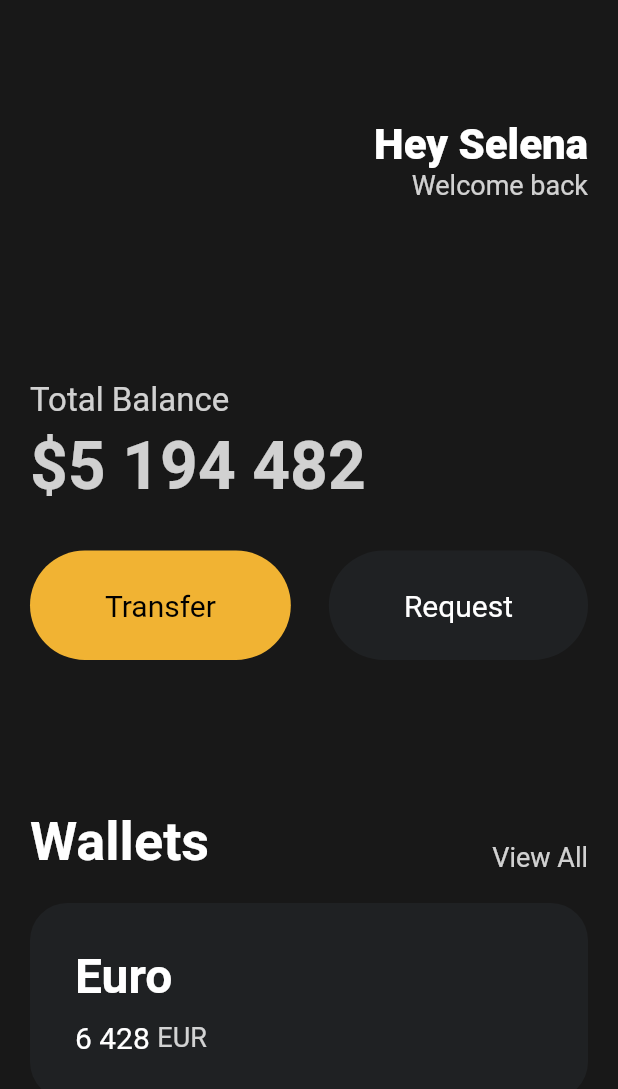
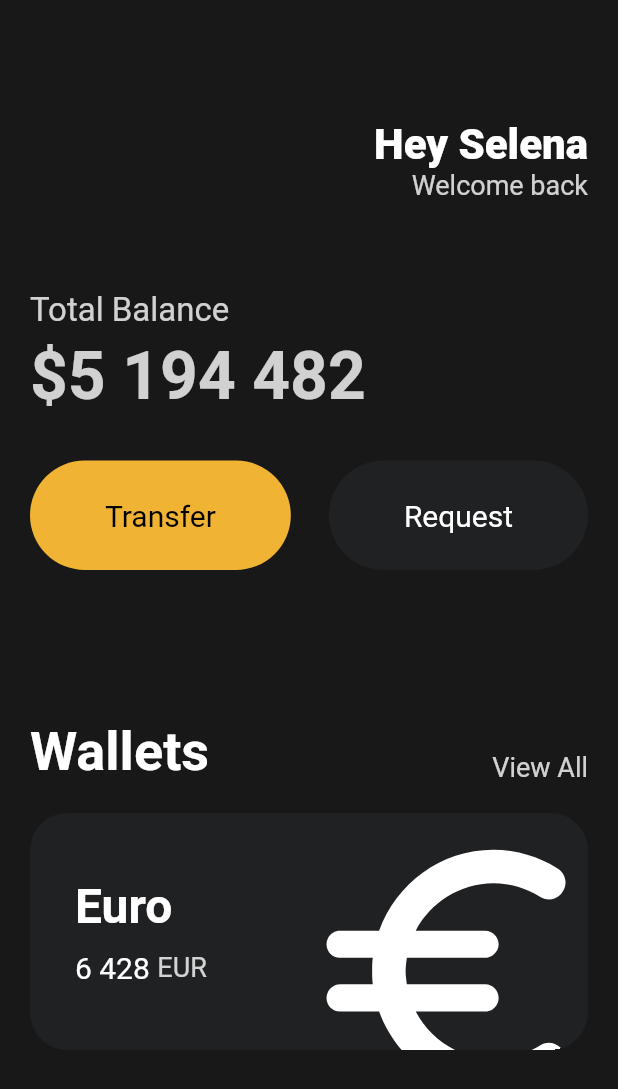
Before and after one commit to updaun/toonflix, a Flutter app: the screen it shows after launch, on a phone screen of 412 x 824 dp. Shown: the top 1089 px of the screen. Run offline on Flutter 3.47's test engine with Material 2 defaults, Android fonts, the phone set to English and light mode, and no system bars.

Commit message:
chore: icons and transforms

```diff
--- a/lib/main.dart
+++ b/lib/main.dart
@@ -47,7 +47,8 @@ class App extends StatelessWidget {
                 ],
               ),
               const SizedBox(
-                height: 120,
+                // height: 120,
+                height: 60,
               ),
               const Text('Total Balance',
                   style: TextStyle(
@@ -105,16 +106,17 @@ class App extends StatelessWidget {
                 height: 20,
               ),
               Container(
+                clipBehavior: Clip.hardEdge,
                 decoration: BoxDecoration(
                   color: const Color(0xFF1F2123),
                   borderRadius: BorderRadius.circular(25),
                 ),
-                child: const Padding(
-                  padding: EdgeInsets.all(30),
+                child: Padding(
+                  padding: const EdgeInsets.all(30),
                   child: Row(
                     mainAxisAlignment: MainAxisAlignment.spaceBetween,
                     children: [
-                      Column(
+                      const Column(
                         crossAxisAlignment: CrossAxisAlignment.start,
                         children: [
                           Text(
@@ -151,6 +153,17 @@ class App extends StatelessWidget {
                           ),
                         ],
                       ),
+                      Transform.scale(
+                        scale: 2.2,
+                        child: Transform.translate(
+                          offset: const Offset(-5, 12),
+                          child: const Icon(
+                            Icons.euro_rounded,
+                            color: Colors.white,
+                            size: 98,
+                          ),
+                        ),
+                      )
                     ],
                   ),
                 ),
```
